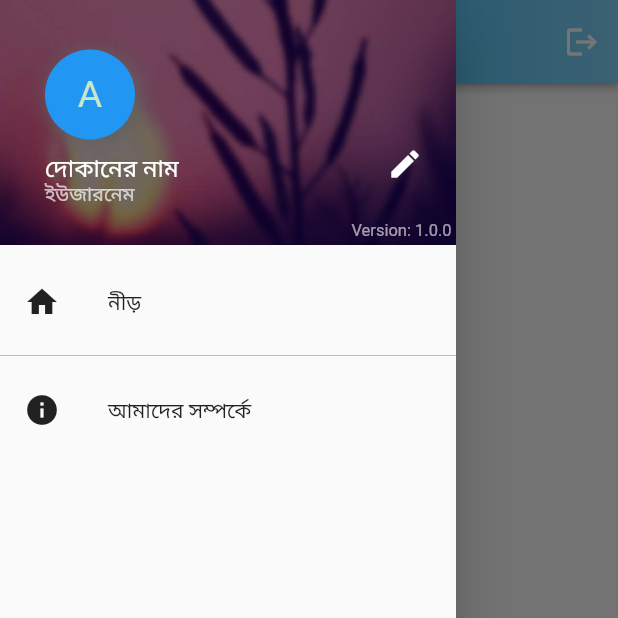
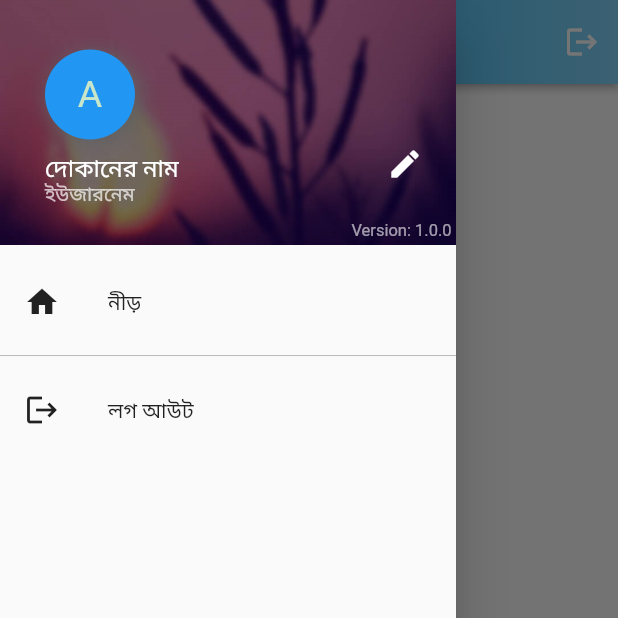
Before and after one commit to Azimul-Haque/kherokhata, a Flutter app: the Home screen opened directly, with the side drawer open, on a phone screen of 412 x 824 dp, the top half of it. Run offline on Flutter 3.47's test engine with Material 2 defaults, Android fonts, the light colour scheme and no system bars; our stand-ins replace firebase_auth, firebase_core, pinput; accounts and stored records are empty.

Commit message:
Commit Tue 03/29/2022  0:28:10.24 16710

```diff
--- a/lib/home.dart
+++ b/lib/home.dart
@@ -221,10 +221,10 @@ class _HomeState extends State<Home> {
         ),
         ListTile(
           leading: Icon(
-            Icons.info,
+            Icons.logout,
             color: Colors.black87,
           ),
-          title: Text("আমাদের সম্পর্কে"),
+          title: Text("লগ আউট"),
           onTap: () async {
             await FirebaseAuth.instance.signOut();
             Navigator.pushAndRemoveUntil(
```
